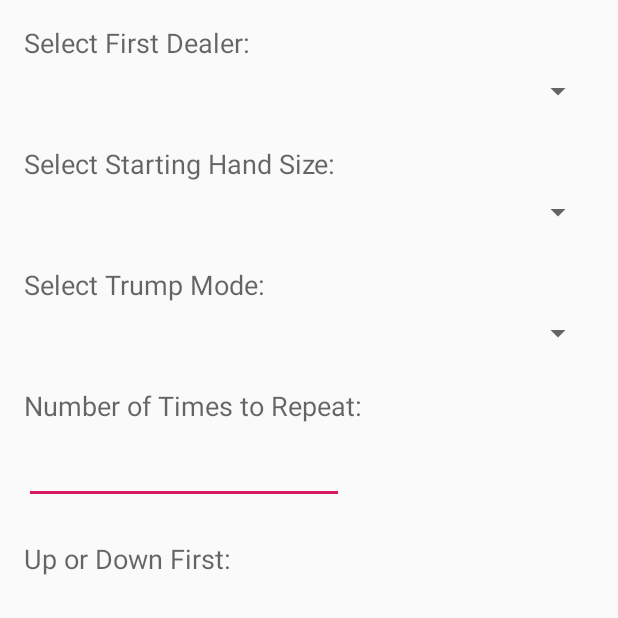
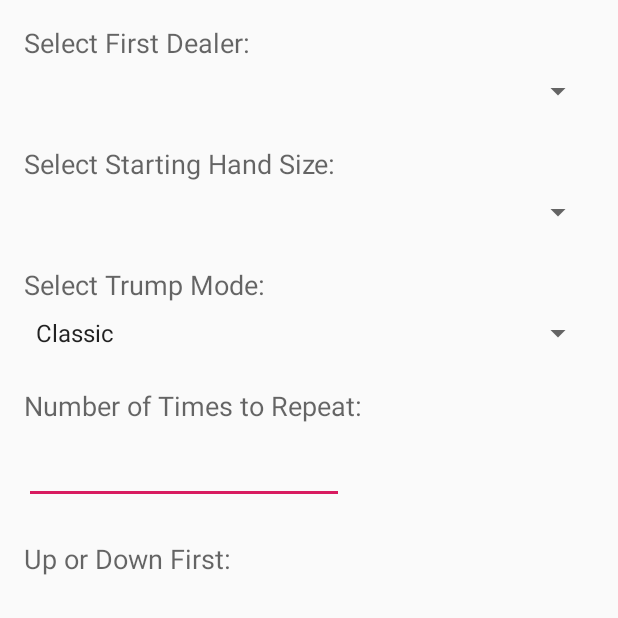
Before and after one commit to Jhall1990/UpAndDownTheRiver, an Android app: the FinalizeSettings screen opened directly, with no data from a screen before it, on a phone screen of 412 x 824 dp, the top half of it. Run offline under Robolectric (Android 15) with nearby library versions, the phone set to English and light mode, and no system bars; 5 statements that could not run were skipped.

Commit message:
started implementing finalize settings

```diff
--- a/app/src/main/java/example/jacob/upanddowntheriver/Constants.java
+++ b/app/src/main/java/example/jacob/upanddowntheriver/Constants.java
@@ -1,8 +1,25 @@
 package example.jacob.upanddowntheriver;
+
+import java.util.HashMap;
 
 class Constants {
     static final String PLAYERS_FILE = "players.yaml";
     static final int ADD_PLAYER = 1;
     static final int EDIT_PLAYER = 2;
     static final int IMPORT_PLAYERS = 3;
+    static final int DECK_SIZE = 52;
+
+    // Trump modes
+    static HashMap<Integer, String> TRUMP_MODES = createTrumpModeMap();
+    static final int TRUMP_MODE_CLASSIC = 1;
+    static final int TRUMP_MODE_RANDOM = 2;
+    static final int TRUMP_MODE_USER_CHOICE = 3;
+
+    private static HashMap<Integer, String> createTrumpModeMap() {
+        HashMap<Integer, String> trumpModes = new HashMap<>();
+        trumpModes.put(TRUMP_MODE_CLASSIC, "Classic");
+        trumpModes.put(TRUMP_MODE_RANDOM, "Random");
+        trumpModes.put(TRUMP_MODE_USER_CHOICE, "User Choice");
+        return trumpModes;
+    }
 }
--- a/app/src/main/java/example/jacob/upanddowntheriver/FinalizeSettings.java
+++ b/app/src/main/java/example/jacob/upanddowntheriver/FinalizeSettings.java
@@ -1,13 +1,70 @@
 package example.jacob.upanddowntheriver;
 
+import android.content.Context;
+import android.content.Intent;
 import android.support.v7.app.AppCompatActivity;
 import android.os.Bundle;
+import android.widget.ArrayAdapter;
+import android.widget.Spinner;
+
+import java.util.ArrayList;
+import java.util.HashMap;
 
 public class FinalizeSettings extends AppCompatActivity {
+    Spinner dealerSpinner;
+    Spinner handSizeSpinner;
+    Spinner trumpModeSpinner;
+
+    void populateDealerSpinner(PlayerCollection players) {
+        ArrayAdapter<Player> adapter = new ArrayAdapter<>(this, android.R.layout.simple_spinner_item, players.getPlayers());
+        adapter.setDropDownViewResource(android.R.layout.simple_spinner_dropdown_item);
+        dealerSpinner.setAdapter(adapter);
+    }
+
+    void populateHandSizeSpinner(int maxHandSize) {
+        Integer[] handSizes = new Integer[maxHandSize];
+
+        for (int i = maxHandSize - 1; i > 0; i--) {
+            handSizes[i] = i;
+        }
+
+        ArrayAdapter<Integer> adapter = new ArrayAdapter<>(this, android.R.layout.simple_spinner_item, handSizes);
+        adapter.setDropDownViewResource(android.R.layout.simple_spinner_dropdown_item);
+        handSizeSpinner.setAdapter(adapter);
+    }
+
+    void populateTrumpModeSpinner() {
+        ArrayList<String> trumpModes = new ArrayList<>();
+        HashMap<Integer, String> trumpMap = Constants.TRUMP_MODES;
+
+        for (int i = 1; i <= trumpMap.size(); i++) {
+            trumpModes.add(Constants.TRUMP_MODES.get(i));
+        }
+
+        ArrayAdapter<String> adapter = new ArrayAdapter<>(this, android.R.layout.simple_spinner_item, trumpModes);
+        adapter.setDropDownViewResource(android.R.layout.simple_spinner_dropdown_item);
+        trumpModeSpinner.setAdapter(adapter);
+    }
 
     @Override
     protected void onCreate(Bundle savedInstanceState) {
         super.onCreate(savedInstanceState);
         setContentView(R.layout.activity_finalize_settings);
+
+        dealerSpinner = findViewById(R.id.dealerSpinner);
+        handSizeSpinner = findViewById(R.id.handSizeSpinner);
+        trumpModeSpinner = findViewById(R.id.trumpModeSpinner);
+
+        Intent intent = getIntent();
+        Bundle playerData = intent.getExtras();
+        PlayerCollection players = (PlayerCollection) playerData.getSerializable("players");
+
+        // Create a game object.
+        Game game = new Game(players);
+
+        // Populate the three spinners.
+        populateDealerSpinner(players);
+        populateHandSizeSpinner(game.getMaxHandSize());
+        populateTrumpModeSpinner();
     }
 }
--- /dev/null
+++ b/app/src/main/java/example/jacob/upanddowntheriver/Game.java
@@ -0,0 +1,31 @@
+package example.jacob.upanddowntheriver;
+
+
+public class Game {
+    private PlayerCollection players;
+    private int numPlayers;
+    private int trumpMode;
+    private int handSize;
+    private boolean goingUp;
+
+    Game(PlayerCollection players) {
+        this.players = players;
+        this.numPlayers = players.size();
+    }
+
+    public int getMaxHandSize() {
+        return (Constants.DECK_SIZE * GameSettings.numDecks) / numPlayers;
+    }
+
+    public void setHandSize(int handSize) {
+        this.handSize = handSize;
+    }
+
+    public void setTrumpMode(int trumpMode) {
+        this.trumpMode = trumpMode;
+    }
+
+    public void setGoingUp(boolean goingUp) {
+        this.goingUp = goingUp;
+    }
+}
--- /dev/null
+++ b/app/src/main/java/example/jacob/upanddowntheriver/GameSettings.java
@@ -0,0 +1,5 @@
+package example.jacob.upanddowntheriver;
+
+class GameSettings {
+    static int numDecks = 1;
+}
--- a/app/src/main/java/example/jacob/upanddowntheriver/MainActivity.java
+++ b/app/src/main/java/example/jacob/upanddowntheriver/MainActivity.java
@@ -25,7 +25,7 @@ public class MainActivity extends AppCompatActivity {
     }
 
     public void loadSettingsActivity(android.view.View view) {
-        Log.i("btn", "Settings button pressed");
+        Log.i("btn", "GameSettings button pressed");
     }
 
     @Override
--- a/app/src/main/res/layout/activity_finalize_settings.xml
+++ b/app/src/main/res/layout/activity_finalize_settings.xml
@@ -98,7 +98,7 @@
         tools:text="Number of Times to Repeat" />
 
     <EditText
-        android:id="@+id/editText2"
+        android:id="@+id/numberOfRepeatsTextBox"
         android:layout_width="wrap_content"
         android:layout_height="wrap_content"
         android:layout_marginStart="16dp"
@@ -119,7 +119,7 @@
         android:text="@string/up_down_text"
         android:textAppearance="@style/TextAppearance.AppCompat.Medium"
         app:layout_constraintStart_toStartOf="parent"
-        app:layout_constraintTop_toBottomOf="@+id/editText2"
+        app:layout_constraintTop_toBottomOf="@+id/numberOfRepeatsTextBox"
         tools:text="Up or Down First:" />
 
     <RadioGroup
```
